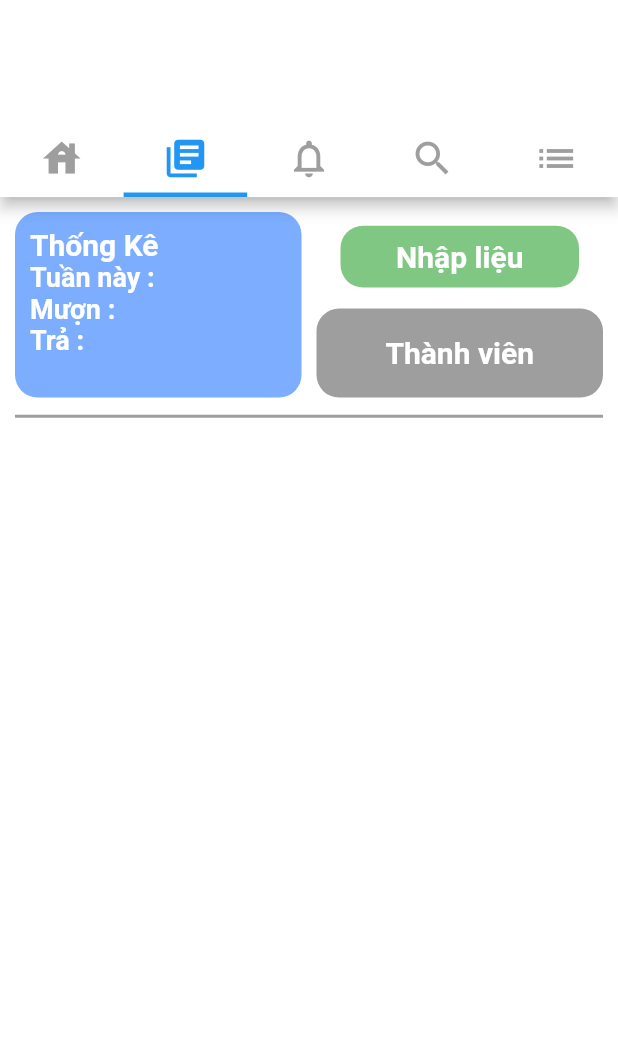
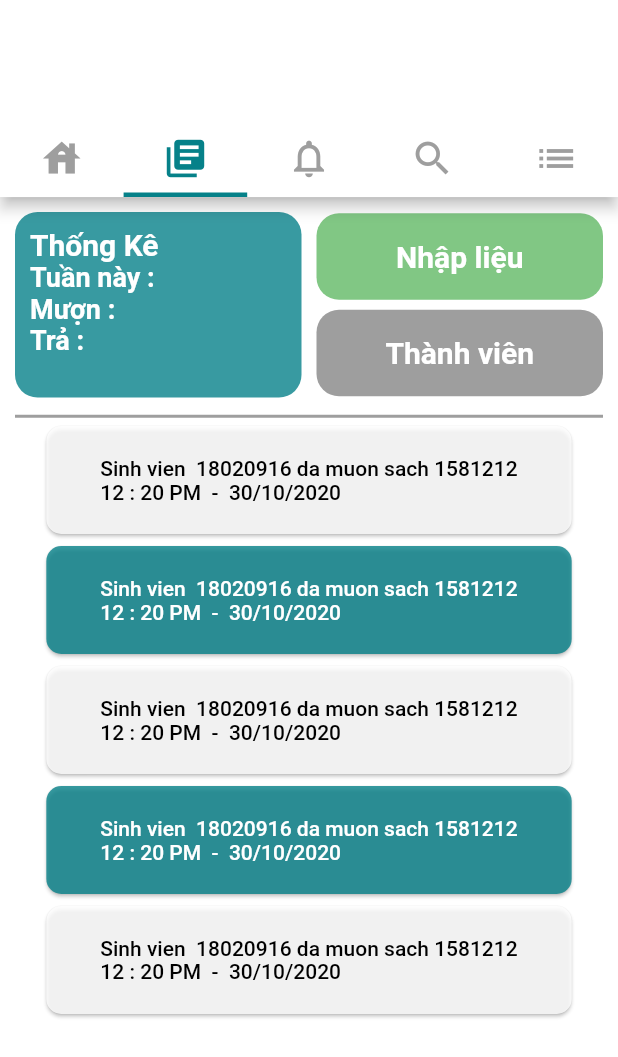
Before and after one commit to haongo00/AppTV, a Flutter app: the HomeWidget screen opened by its route, tab 2 chosen, on a phone screen of 412 x 824 dp. Shown: the top 1057 px of the screen. Run offline on Flutter 3.47's test engine with Material 2 defaults, Android fonts, the phone set to English and light mode, and no system bars; our stand-ins replace bloc, dio, equatable, flutter_bloc, flutter_form_builder, flutter_modular and 2 more; accounts and stored records are empty; generated files the repository leaves out were written again; Roboto replaces fonts that are missing (Quicksand); statements that could not run were skipped.

Commit message:
library 28/10

```diff
--- a/lib/app/home/home.module.dart
+++ b/lib/app/home/home.module.dart
@@ -1,4 +1,6 @@
 import 'package:app_tv/app/home/home.view.dart';
+import 'package:app_tv/app/home/library/member/member.view.dart';
+import 'package:app_tv/app/home/library/member/new-member/new-member.view.dart';
 import 'package:app_tv/app/home/library/nhap-lieu/input.view.dart';
 import 'package:app_tv/app/home/library/nhap-lieu/sach/new-book/new-book.view.dart';
 import 'package:app_tv/app/information/infor.view.dart';
@@ -9,6 +11,8 @@ class HomeModule extends ChildModule {
   static String inputView = "/input";
   static String inforView = "/infor";
   static String newBook = "/new-book";
+  static String member = "/member";
+  static String newMember = "/new-member";
 
   // Provide a list of dependencies to inject into your project
   @override
@@ -21,5 +25,7 @@ class HomeModule extends ChildModule {
     ModularRouter(inputView, child: (context, args) => InputView()),
     ModularRouter(newBook, child: (context, args) => NewBookView()),
     ModularRouter(inforView, child: (context, args) => InforView()),
+    ModularRouter(member, child: (context, args) => MemberView()),
+    ModularRouter(newMember, child: (context, args) => NewMemberView()),
   ];
 }
--- a/lib/app/home/home.view.dart
+++ b/lib/app/home/home.view.dart
@@ -27,8 +27,8 @@ class _HomeWidgetState extends State<HomeWidget> {
               isScrollable: true,
               indicatorWeight: 3.0,
               unselectedLabelColor: Colors.grey,
-              labelColor: Colors.blue,
-              indicatorColor: Colors.blue,
+              labelColor: Color(0xff068189),
+              indicatorColor: Color(0xff068189),
               tabs: [
                 Tab(
                     icon: SizedBox(
--- a/lib/app/home/library/library.view.dart
+++ b/lib/app/home/library/library.view.dart
@@ -26,7 +26,7 @@ class _LibraryState extends State<Library> {
                     height: SizeConfig.blockSizeVertical * 15,
                     padding: EdgeInsets.only(left: 10.0, top: 10.0),
                     decoration: BoxDecoration(
-                      color: Colors.blueAccent.withOpacity(0.7),
+                      color: Color(0xff068189).withOpacity(0.8),
                       borderRadius: BorderRadius.circular(15.0),
                     ),
                     child: thongKe(),
@@ -41,29 +41,40 @@ class _LibraryState extends State<Library> {
                       children: [
                         Expanded(
                             child: FlatButton(
-                          onPressed: () { Modular.link.pushNamed(HomeModule.inputView); },
+                              padding: EdgeInsets.zero,
+                              onPressed: () {
+                                Modular.link.pushNamed(HomeModule.inputView);
+                              },
                               child: Container(
                                 width: SizeConfig.blockSizeHorizontal * 50,
-                            height: SizeConfig.blockSizeVertical * 5,
+                                height: SizeConfig.blockSizeVertical * 7,
                                 alignment: Alignment.center,
                                 decoration: BoxDecoration(
                                   color: Colors.green.withOpacity(0.7),
                                   borderRadius: BorderRadius.circular(15.0),
                                 ),
-                            child: Text("Nhập liệu", style: TextStyle(color: Colors.white, fontSize: 20, fontWeight: FontWeight.bold)),
+                                child: Text("Nhập liệu",
+                                    style: TextStyle(color: Colors.white, fontSize: 20, fontWeight: FontWeight.bold)),
                               ),
                             )),
                         SizedBox(height: 5.0),
                         Expanded(
+                            child: FlatButton(
+                              padding: EdgeInsets.zero,
+                              onPressed: () {
+                                Modular.link.pushNamed(HomeModule.member);
+                              },
                               child: Container(
                                 width: SizeConfig.blockSizeHorizontal * 50,
-                          height: SizeConfig.blockSizeVertical * 5,
+                                height: SizeConfig.blockSizeVertical * 7,
                                 alignment: Alignment.center,
                                 decoration: BoxDecoration(
                                   color: Colors.grey,
                                   borderRadius: BorderRadius.circular(15.0),
                                 ),
-                          child: Text("Thành viên", style: TextStyle(color: Colors.white, fontSize: 20, fontWeight: FontWeight.bold)),
+                                child: Text("Thành viên",
+                                    style: TextStyle(color: Colors.white, fontSize: 20, fontWeight: FontWeight.bold)),
+                              ),
                             )),
                       ],
                     ),
@@ -76,7 +87,8 @@ class _LibraryState extends State<Library> {
               height: 5.0,
               color: Colors.grey,
               thickness: 2.0,
-            )
+            ),
+            _getHistory()
           ],
         ),
       ),
@@ -95,4 +107,38 @@ class _LibraryState extends State<Library> {
       ],
     );
   }
+
+  Widget _getHistory() {
+    return Column(
+      children: [
+        ...List.generate(5, (index) {
+          return Card(
+            elevation: 1.0,
+            shape: RoundedRectangleBorder(
+              borderRadius: BorderRadius.circular(10.0),
+            ),
+            color: (index % 2 == 0) ? Colors.white.withOpacity(0.8) : Color(0xff068189).withOpacity(0.8),
+            child: FlatButton(
+              shape: RoundedRectangleBorder(
+                borderRadius: BorderRadius.circular(10.0),
+              ),
+              child: Container(
+                margin: EdgeInsets.all(20),
+                child: Column(
+                  crossAxisAlignment: CrossAxisAlignment.start,
+                  children: [
+                    Text('Sinh vien  18020916 da muon sach 1581212',style: TextStyle(color: (index % 2 == 0) ? Colors.black : Colors.white)),
+                    Text('12 : 20 PM  -  30/10/2020',style: TextStyle(color: (index % 2 == 0) ? Colors.black : Colors.white)),
+                  ],
+                ),
+              ),
+              onPressed: () {
+
+              },
+            ),
+          );
+        })
+      ],
+    );
   }
+}
```
Also changed, not shown: lib/app/home/library/member/member.view.dart (added, +109 -0 lines), lib/app/home/library/member/new-member/new-member.view.dart (added, +159 -0 lines), lib/app/home/library/nhap-lieu/sach/list-book.view.dart (+4 -4 lines), 1 other file. Lines whose indentation alone changed are shown as unchanged.
